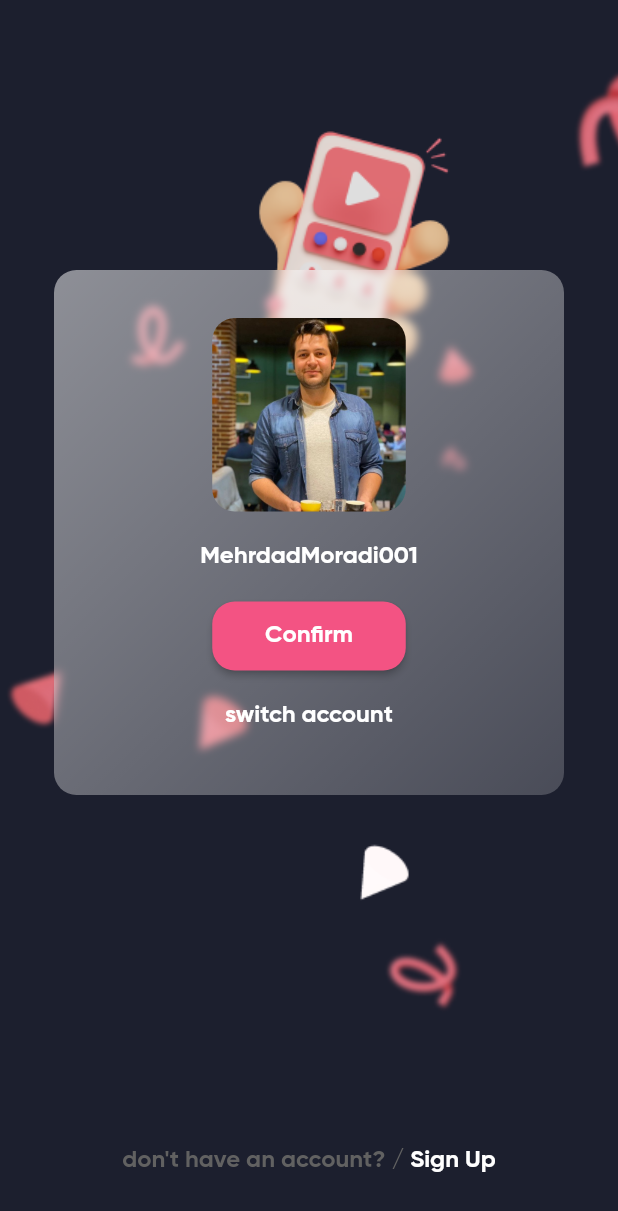
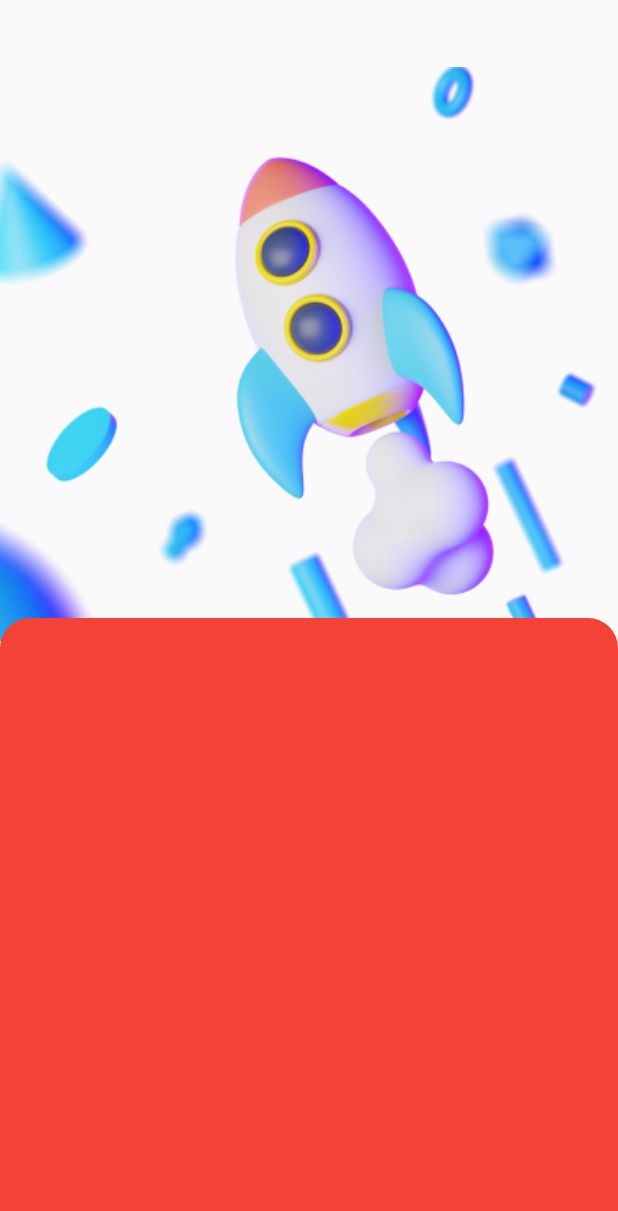
Before and after one commit to mehrdadmoradi001/instagram, a Flutter app: the screen it shows after launch, on a phone screen of 412 x 824 dp. Shown: the top 1211 px of the screen. Run offline on Flutter 3.47's test engine with Material 2 defaults, Android fonts, the phone set to English and light mode, and no system bars.

Commit message:
1- Adding login_screen.dart for login screen 2- A key to design the Login Screen with Stack and Position --> Stack widget Overlapping each other

```diff
--- a/lib/main.dart
+++ b/lib/main.dart
@@ -1,4 +1,5 @@
 import 'package:flutter/material.dart';
+import 'package:instagram/screens/login_screen.dart';
 import 'package:instagram/screens/switch_account_screen.dart';
 
 void main() {
@@ -19,7 +20,7 @@ class Application extends StatelessWidget {
             color: Colors.white
           ),
         ),
-        elevatedButtonTheme: ElevatedButtonThemeData(
+        elevatedButtonTheme: ElevatedButtonThemeData(      //
           style: ElevatedButton.styleFrom(
             backgroundColor: Color(0xffF35383),
             shape: RoundedRectangleBorder(
@@ -33,7 +34,7 @@ class Application extends StatelessWidget {
         ),
       ),
       debugShowCheckedModeBanner: false,
-      home: SwitchAccountScreen(),
+      home: LoginScreen(),
     );
   }
 }
--- /dev/null
+++ b/lib/screens/login_screen.dart
@@ -0,0 +1,56 @@
+import 'package:flutter/material.dart';
+
+class LoginScreen extends StatelessWidget {
+  const LoginScreen({Key? key}) : super(key: key);
+
+  @override
+  Widget build(BuildContext context) {
+    return Scaffold(
+      body: Stack(
+        alignment: AlignmentDirectional.bottomCenter,
+        children: [
+          _getImageContainer(),
+          _getContainer(),
+        ],
+      ),
+    );
+  }
+
+  Widget _getImageContainer() {
+    return Positioned(
+      left: 0,
+      right: 0,
+      bottom: 0,
+      top: 40,
+      child: Column(
+        children: [
+          Expanded(
+            child: Image(
+              image: AssetImage('images/rocket.png'),
+            ),
+          ),
+          Expanded(child: Container()),
+        ],
+      ),
+    );
+  }
+
+  Widget _getContainer() {
+    return Column(
+      children: [
+        Expanded(child: Container()),
+        Expanded(
+          child: Container(
+            decoration: BoxDecoration(
+              borderRadius: BorderRadius.only(
+                topLeft: Radius.circular(20),
+                topRight: Radius.circular(20),
+              ),
+              color: Colors.red,
+            ),
+          ),
+        ),
+      ],
+    );
+  }
+}
--- a/lib/screens/switch_account_screen.dart
+++ b/lib/screens/switch_account_screen.dart
@@ -1,5 +1,4 @@
 import 'dart:ui';
-
 import 'package:flutter/material.dart';
 
 class SwitchAccountScreen extends StatelessWidget {
```
